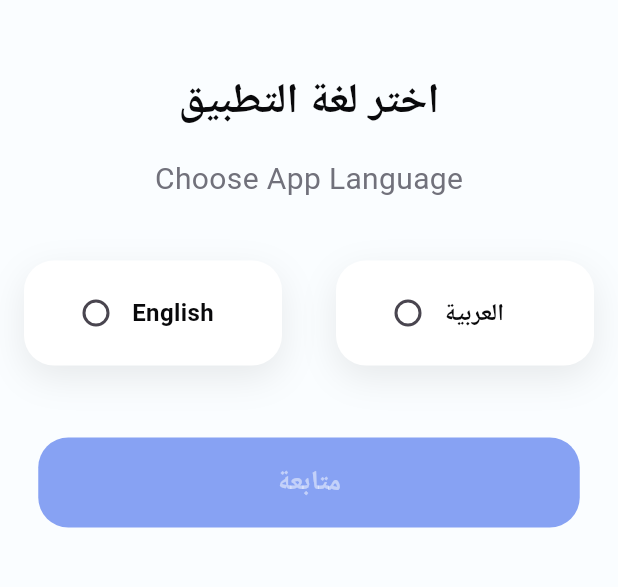
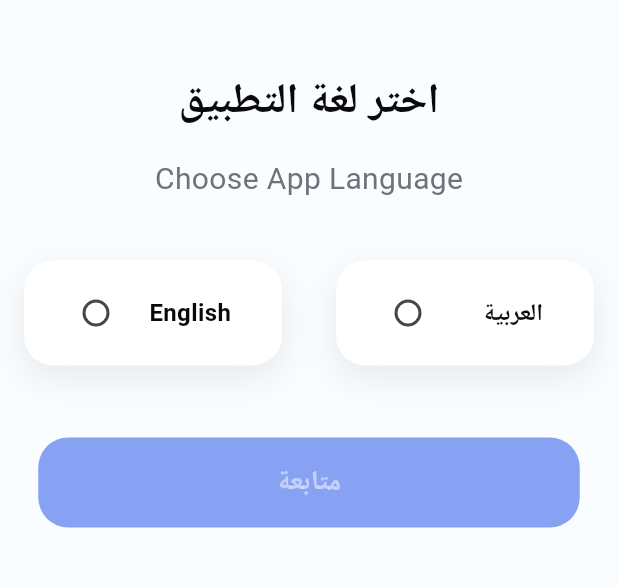
Before and after one commit to YussefTaie/Hire-Up, a Flutter app: the screen it shows after launch, on a phone screen of 412 x 824 dp, the part 371-958 px from its top. Run offline on Flutter 3.47's test engine with Material 3 defaults, Android fonts, the phone set to English and light mode, and no system bars; our stand-ins replace flutter_svg, gap, google_fonts.

Commit message:
feat: Add initial user authentication (login, signup, role selection) and language selection pages with supporting UI and icons.

```diff
--- a/lib/splash/language_selection.dart
+++ b/lib/splash/language_selection.dart
@@ -3,7 +3,7 @@ import 'package:gap/gap.dart';
 import 'package:hireup/core/theme/app_colors.dart';
 import 'package:hireup/shared/widgets/custom_text.dart';
 import 'package:hireup/splash/onbordingslides/onboarding_page.dart';
-import 'package:hireup/splash/widgets/custom_language_selection.dart';
+import 'package:hireup/splash/widgets/custom_selection.dart';
 
 class LanguageSelectionPage extends StatefulWidget {
   const LanguageSelectionPage({super.key});
@@ -44,7 +44,7 @@ class _LanguageSelectionPageState extends State<LanguageSelectionPage> {
                 child: Row(
                   mainAxisAlignment: MainAxisAlignment.spaceBetween,
                   children: [
-                    CustomLanguageSelection(
+                    CustomSelection(
                       language: 'English',
                       selectedLanguage: _selectedLanguage,
                       onChanged: (value) {
@@ -53,7 +53,7 @@ class _LanguageSelectionPageState extends State<LanguageSelectionPage> {
                         });
                       },
                     ),
-                    CustomLanguageSelection(
+                    CustomSelection(
                       language: 'العربية',
                       selectedLanguage: _selectedLanguage,
                       onChanged: (value) {
--- a/lib/splash/widgets/custom_language_selection.dart
+++ b/lib/splash/widgets/custom_selection.dart
@@ -1,24 +1,32 @@
 import 'package:flutter/material.dart';
+import 'package:flutter_svg/svg.dart';
+import 'package:gap/gap.dart';
 import 'package:hireup/core/theme/app_colors.dart';
 import 'package:hireup/shared/widgets/custom_text.dart';
 
-class CustomLanguageSelection extends StatelessWidget {
+class CustomSelection extends StatelessWidget {
   final String language;
   final String? selectedLanguage;
   final ValueChanged<String?> onChanged;
+  final double width;
+  final double height;
+  final String? image;
 
-  const CustomLanguageSelection({
+  const CustomSelection({
     super.key,
     required this.language,
     required this.selectedLanguage,
     required this.onChanged,
+    this.width = 172,
+    this.height = 70,
+    this.image,
   });
 
   @override
   Widget build(BuildContext context) {
     return Container(
-      width: 172,
-      height: 70,
+      width: width,
+      height: height,
       padding: const EdgeInsets.symmetric(horizontal: 24, vertical: 18),
       decoration: BoxDecoration(
         color: Colors.white,
@@ -32,6 +40,7 @@ class CustomLanguageSelection extends StatelessWidget {
         ],
       ),
       child: Row(
+        mainAxisAlignment: MainAxisAlignment.spaceBetween,
         children: [
           Radio<String>(
             value: language,
@@ -39,11 +48,17 @@ class CustomLanguageSelection extends StatelessWidget {
             activeColor: AppColors.primary,
             onChanged: onChanged,
           ),
-          CustomText(
-            text: language,
-            fontSize: 16,
-            fontWeight: FontWeight.w600,
-            color: AppColors.black,
+          Row(
+            children: [
+              CustomText(
+                text: language,
+                fontSize: 16,
+                fontWeight: FontWeight.w600,
+                color: AppColors.black,
+              ),
+              Gap(10),
+              image == null ? SizedBox.shrink() : SvgPicture.asset(image!),
+            ],
           ),
         ],
       ),
```
Also changed, not shown: lib/features/auth/login_page.dart (+24 -1 lines), lib/features/auth/role_selection_page.dart (added, +78 -0 lines), lib/features/auth/signup_page.dart (+25 -1 lines), assets/icons/appicons/building2.svg (added), assets/icons/appicons/business.svg (added).
